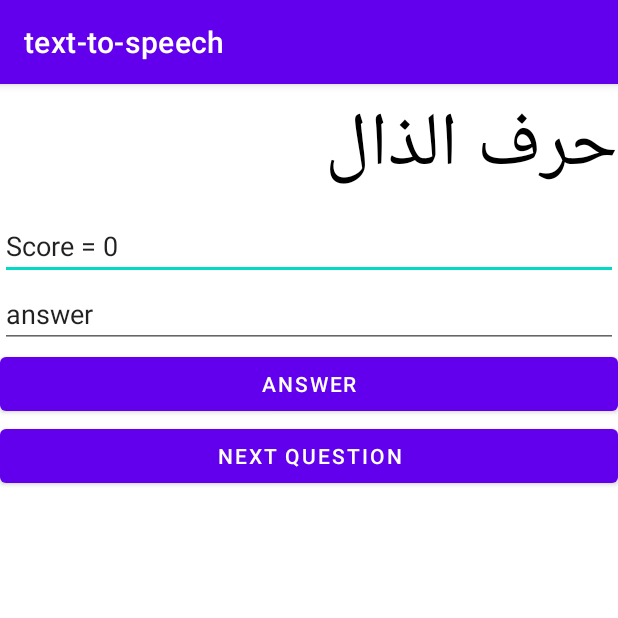
After one commit to MohMajali/Arabi, an Android app: the Quiz_alph screen opened directly, with no data from a screen before it, on a phone screen of 412 x 824 dp, the top half of it. The commit adds this screen. Run offline under Robolectric (Android 15) with nearby library versions, the phone set to English and light mode, and no system bars.

Commit message:
Added a Quiz and fix some bugs need to on some random bugs and that's it :)

```diff
--- a/app/src/main/AndroidManifest.xml
+++ b/app/src/main/AndroidManifest.xml
@@ -9,7 +9,8 @@
         android:roundIcon="@mipmap/ic_launcher_round"
         android:supportsRtl="true"
         android:theme="@style/Theme.Texttospeech">
-        <activity android:name=".activity_singleAlphabet"></activity>
+        <activity android:name=".Quiz_alph"></activity>
+        <activity android:name=".activity_singleAlphabet" />
         <activity android:name=".activity_alphabet" />
         <activity android:name=".MainActivity">
             <intent-filter>
--- a/app/src/main/java/com/example/text_to_speech/MainActivity.java
+++ b/app/src/main/java/com/example/text_to_speech/MainActivity.java
@@ -15,6 +15,7 @@ import java.util.ArrayList;
 public class MainActivity extends AppCompatActivity {
 
     Button nextAlphabet ;
+    Button quizAlph ;
 
     @Override
     protected void onCreate(Bundle savedInstanceState) {
@@ -23,6 +24,7 @@ public class MainActivity extends AppCompatActivity {
 
 
         nextAlphabet = (Button) findViewById(R.id.nextAlphabet);
+        quizAlph = (Button) findViewById(R.id.quiz_alph);
 
     nextAlphabet.setOnClickListener(new View.OnClickListener() {
         @Override
@@ -31,6 +33,13 @@ public class MainActivity extends AppCompatActivity {
             startActivity(intent);
         }
     });
+    quizAlph.setOnClickListener(new View.OnClickListener() {
+        @Override
+        public void onClick(View view) {
+            Intent intent = new Intent(MainActivity.this,Quiz_alph.class);
+            startActivity(intent);
+        }
+    });
     }
 
 }
--- /dev/null
+++ b/app/src/main/java/com/example/text_to_speech/Quiz_alph.java
@@ -0,0 +1,139 @@
+package com.example.text_to_speech;
+
+import androidx.annotation.Nullable;
+import androidx.appcompat.app.AlertDialog;
+import androidx.appcompat.app.AppCompatActivity;
+
+import android.content.DialogInterface;
+import android.content.Intent;
+import android.os.Bundle;
+import android.speech.RecognizerIntent;
+import android.view.View;
+import android.widget.Button;
+import android.widget.TextView;
+import android.widget.Toast;
+
+import java.util.ArrayList;
+import java.util.Random;
+
+public class Quiz_alph extends AppCompatActivity {
+
+    Button answer ;
+    Button nextqestion ;
+    TextView question;
+    TextView score;
+    TextView youranswer;
+    private static final int RECOGNIZER_RESULT = 1;
+
+    private Quiz_alph_questions mQuestions = new Quiz_alph_questions();
+
+    private String mAnswer ;
+    private int mScore = 0 ;
+    private int mQuestionLength = mQuestions.mQuestions.length;
+
+    Random r ;
+
+    int counter = 28 ;
+
+    @Override
+    protected void onCreate(Bundle savedInstanceState) {
+        super.onCreate(savedInstanceState);
+        setContentView(R.layout.activity_quiz_alph);
+
+        r = new Random();
+
+
+        answer = (Button)findViewById(R.id.answer);
+        nextqestion = (Button)findViewById(R.id.nextquestion);
+
+        question = (TextView)findViewById(R.id.question);
+        score = (TextView)findViewById(R.id.score);
+        youranswer = (TextView)findViewById(R.id.youranswer);
+
+        score.setText("Score = "+mScore);
+
+        updateQuestion(r.nextInt(mQuestionLength));
+
+        answer.setOnClickListener(new View.OnClickListener() {
+            @Override
+            public void onClick(View view) {
+                Intent voicerecogize = new Intent(RecognizerIntent.ACTION_RECOGNIZE_SPEECH);
+
+                voicerecogize.putExtra(RecognizerIntent.EXTRA_CALLING_PACKAGE, getClass().getPackage().getName());
+                voicerecogize.putExtra(RecognizerIntent.EXTRA_LANGUAGE_MODEL, RecognizerIntent.LANGUAGE_MODEL_FREE_FORM);// spilling
+                voicerecogize.putExtra(RecognizerIntent.EXTRA_LANGUAGE, "ar-JO");
+
+                startActivityForResult(voicerecogize,RECOGNIZER_RESULT);
+            }
+        });
+        nextqestion.setOnClickListener(new View.OnClickListener() {
+            @Override
+            public void onClick(View view) {
+                if(youranswer.getText().toString().equals(mAnswer)&& counter!=0){
+                    mScore++;
+                    score.setText("Score = "+mScore);
+                    updateQuestion(r.nextInt(mQuestionLength));
+                    Toast.makeText(Quiz_alph.this,"Correct",Toast.LENGTH_SHORT).show();
+                    counter--;
+                }else if(!youranswer.getText().toString().equals(mAnswer)&& counter!=0){
+                    updateQuestion(r.nextInt(mQuestionLength));
+                    Toast.makeText(Quiz_alph.this,"False",Toast.LENGTH_SHORT).show();
+                    counter--;
+                }else{
+                   // quizFinished();
+                    Intent intent = new Intent(Quiz_alph.this,MainActivity.class);
+                    startActivity(intent);
+                    Toast.makeText(Quiz_alph.this,"Finish",Toast.LENGTH_SHORT).show();
+                }
+            }
+        });
+    }
+
+    private void updateQuestion(int num){
+        question.setText(mQuestions.getQuestion(num));
+
+        // int random []= new int[mQuestionLength];
+        ArrayList<Integer> numbers = new ArrayList<Integer>();
+        Random randomGenerator = new Random();
+        while (numbers.size() < mQuestionLength) {
+
+            int random = randomGenerator .nextInt(mQuestionLength);
+            if (!numbers.contains(random)) {
+                numbers.add(random);
+            }
+        }
+
+        mAnswer = mQuestions.getCorrectAnswer(num);
+    }
+    private void quizFinished(){
+        AlertDialog.Builder alertDialogBuilder = new AlertDialog.Builder(Quiz_alph.this);
+        alertDialogBuilder
+                .setMessage("Quiz Finished Your Score is "+ mScore)
+                .setCancelable(false)
+                .setPositiveButton("Again", new DialogInterface.OnClickListener() {
+                    @Override
+                    public void onClick(DialogInterface dialogInterface, int i) {
+                        startActivity(new Intent(getApplicationContext(),Quiz_alph.class));
+                    }
+                })
+                .setNegativeButton("Back", new DialogInterface.OnClickListener() {
+                    @Override
+                    public void onClick(DialogInterface dialogInterface, int i) {
+                        Intent intent = new Intent(Quiz_alph.this,MainActivity.class);
+                        startActivity(intent);
+                    }
+                });
+
+    }
+    @Override
+    protected void onActivityResult(int requestCode, int resultCode, @Nullable Intent data) {
+        if(requestCode==RECOGNIZER_RESULT && resultCode == RESULT_OK){
+            ArrayList<String> matches = data.getStringArrayListExtra(RecognizerIntent.EXTRA_RESULTS);
+            youranswer.setText(matches.get(0).toString());
+        }
+
+        super.onActivityResult(requestCode, resultCode, data);
+    }
+
+
+}
--- /dev/null
+++ b/app/src/main/java/com/example/text_to_speech/Quiz_alph_questions.java
@@ -0,0 +1,79 @@
+package com.example.text_to_speech;
+
+public class Quiz_alph_questions {
+
+
+    public String mQuestions [] = {
+            "حرف الألف",
+            "حرف الباء",
+            "حرف الجيم",
+            "حرف الدال",
+            "حرف الهاء",
+            "حرف الواو",
+            "حرف الزاي",
+            "حرف الحاء",
+            "حرف الطاء",
+            "حرف الياء",
+            "حرف الكاف",
+            "حرف اللام",
+            "حرف الميم",
+            "حرف النون",
+            "حرف السين",
+            "حرف العين",
+            "حرف الفاء",
+            "حرف الصاد",
+            "حرف القاف",
+            "حرف الراء",
+            "حرف الشين",
+            "حرف التاء",
+            "حرف الثاء",
+            "حرف الخاء",
+            "حرف الذال",
+            "حرف الضاد",
+            "حرف الظاد",
+            "حرف الغين",
+    };
+
+    public String myCorrectAnswer[]={
+            "الف",
+            "الباء",
+            "جيم",
+            "دال",
+            "هاء",
+            "واو",
+            "زاي",
+            "حاء",
+            "طاء",
+            "ياء",
+            "كاف",
+            "لام",
+            "ميم",
+            "نون",
+            "سين",
+            "عين",
+            "فاء",
+            "صاد",
+            "قاف",
+            "راء",
+            "شين",
+            "تاء",
+            "ثاء",
+            "خاء",
+            "ذال",
+            "ضاد",
+            "ظاد",
+            "غين",
+
+    };
+    public String getQuestion(int a){
+        String question = mQuestions[a];
+        return question ;
+
+    }
+    public String getCorrectAnswer(int a){
+        String answer = myCorrectAnswer[a];
+        return answer ;
+
+    }
+
+}
--- a/app/src/main/res/layout/activity_main.xml
+++ b/app/src/main/res/layout/activity_main.xml
@@ -20,5 +20,11 @@
             android:layout_width="match_parent"
             android:layout_height="wrap_content"
             android:text="nextAlphabet" />
+
+        <Button
+            android:id="@+id/quiz_alph"
+            android:layout_width="match_parent"
+            android:layout_height="wrap_content"
+            android:text="quiz alph" />
     </LinearLayout>
 </androidx.constraintlayout.widget.ConstraintLayout>
--- /dev/null
+++ b/app/src/main/res/layout/activity_quiz_alph.xml
@@ -0,0 +1,51 @@
+<?xml version="1.0" encoding="utf-8"?>
+<androidx.constraintlayout.widget.ConstraintLayout xmlns:android="http://schemas.android.com/apk/res/android"
+    xmlns:app="http://schemas.android.com/apk/res-auto"
+    xmlns:tools="http://schemas.android.com/tools"
+    android:layout_width="match_parent"
+    android:layout_height="match_parent"
+    tools:context=".Quiz_alph">
+
+    <LinearLayout
+        android:layout_width="match_parent"
+        android:layout_height="match_parent"
+        android:orientation="vertical"
+        tools:layout_editor_absoluteX="199dp"
+        tools:layout_editor_absoluteY="275dp">
+
+        <TextView
+            android:id="@+id/question"
+            android:layout_width="match_parent"
+            android:layout_height="wrap_content"
+            android:text="question"
+            android:textSize="50dp"
+            android:textColor="@color/black"/>
+
+        <EditText
+            android:id="@+id/score"
+            android:layout_width="match_parent"
+            android:layout_height="wrap_content"
+            android:inputType="textPersonName"
+            android:text="score" />
+
+        <EditText
+            android:id="@+id/youranswer"
+            android:layout_width="match_parent"
+            android:layout_height="wrap_content"
+            android:ems="10"
+            android:inputType="textPersonName"
+            android:text="answer" />
+
+        <Button
+            android:id="@+id/answer"
+            android:layout_width="match_parent"
+            android:layout_height="wrap_content"
+            android:text="answer" />
+        <Button
+            android:id="@+id/nextquestion"
+            android:layout_width="match_parent"
+            android:layout_height="wrap_content"
+            android:text="Next Question" />
+
+    </LinearLayout>
+</androidx.constraintlayout.widget.ConstraintLayout>
```
